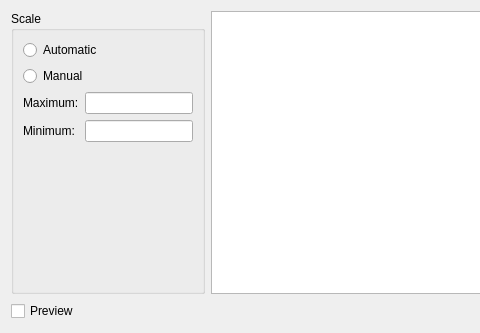
Above: widgets/SectionDialog.ui from sblanchet/dls before the change; both pictures show x 0 to 480 and y 0 to 333 of the 773 by 333 pixel window. Below: the same form after it.
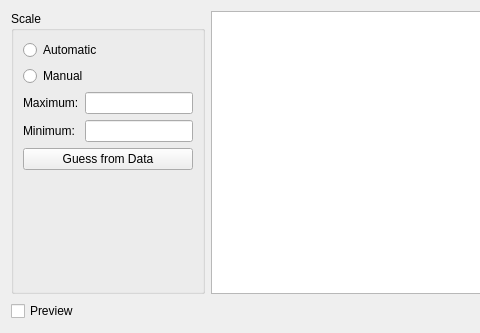
That is the form after the change.

Commit message: Guess scale from data; switch to manual on editing.

Diff of the .ui file:
```diff
--- a/widgets/SectionDialog.ui
+++ b/widgets/SectionDialog.ui
@@ -74,6 +74,13 @@
           </item>
          </layout>
         </item>
+        <item>
+         <widget class="QPushButton" name="pushButtonGuess">
+          <property name="text">
+           <string>Guess from Data</string>
+          </property>
+         </widget>
+        </item>
         <item>
          <spacer name="verticalSpacer">
           <property name="orientation">
```
The commit also changes 2 other files.
